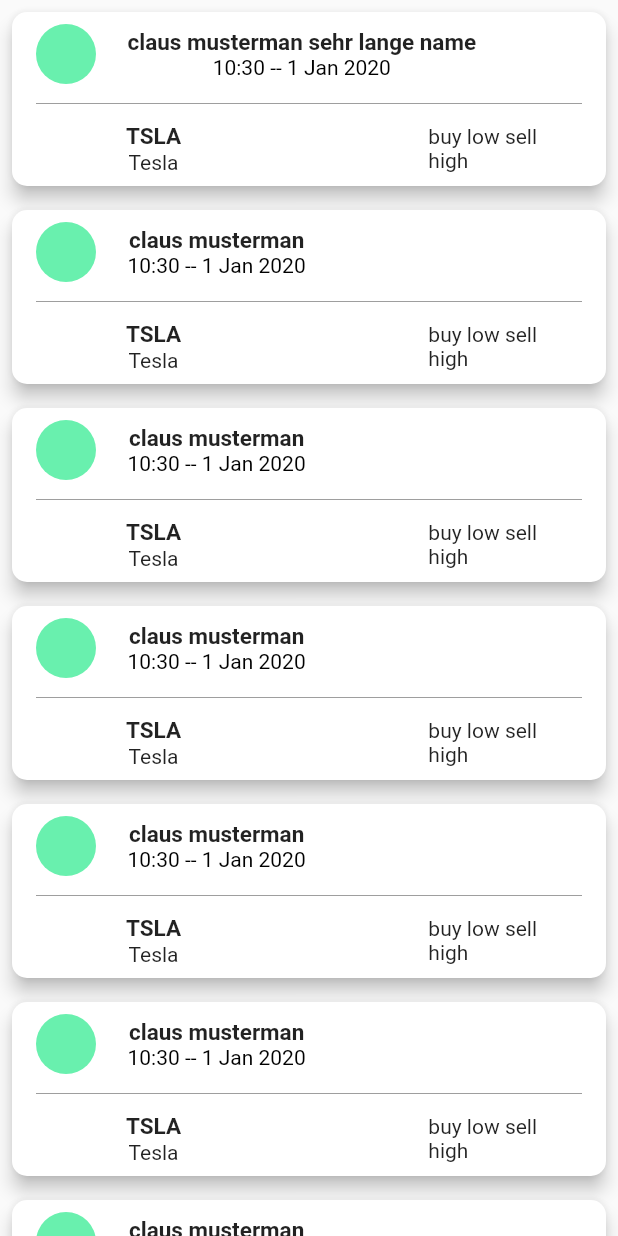
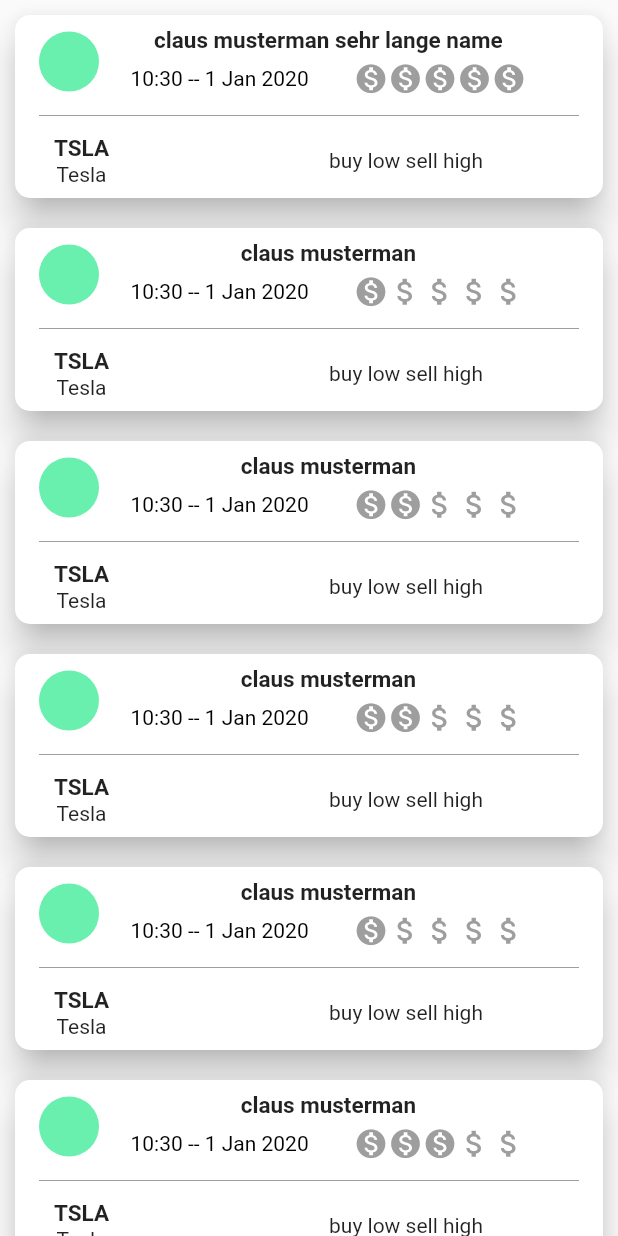
Before and after one commit to RashoAli/my_wave_app, a Flutter app: the screen it shows after launch, on a phone screen of 412 x 824 dp. Run offline on Flutter 3.47's test engine with Material 2 defaults, Android fonts, the phone set to English and light mode, and no system bars.

Commit message:
add importancy rating

```diff
--- a/lib/CardGenerator.dart
+++ b/lib/CardGenerator.dart
@@ -1,14 +1,26 @@
 import 'package:flutter/material.dart';
 import 'package:intl/intl.dart';
-//import 'Cards.dart';
-import 'Test.dart';
+import 'Cards.dart';
+//import 'Test.dart';
 
 class HomeView extends StatelessWidget {
-
   var cardsList = CardsBulider().ReturnCards();
 
   /// This Widget is the main application widget.
   @override
+  Widget ImportanceRewe(BuildContext context, value) {
+    return Row(
+      mainAxisSize: MainAxisSize.min,
+      children: List.generate(5, (i) {
+        return Icon(
+          i < value ? Icons.monetization_on : Icons.attach_money,
+          color: Colors.grey,
+          size: 23,
+        );
+      }),
+    );
+  }
+
   Widget build(BuildContext context) {
     return Container(
       child: new ListView.builder(
@@ -21,8 +33,8 @@ class HomeView extends StatelessWidget {
   Widget SuggestionCard(BuildContext context, int index) {
     return Card(
       shape: RoundedRectangleBorder(borderRadius: BorderRadius.circular(10.0)),
-      margin: EdgeInsets.all(8),
-      elevation: 5,
+      margin: EdgeInsets.all(10),
+      elevation: 10,
       color: Colors.white,
       child: Padding(
         padding: const EdgeInsets.symmetric(vertical: 8.0, horizontal: 16),
@@ -44,11 +56,23 @@ class HomeView extends StatelessWidget {
                         Text(cardsList[index].name,
                             style: TextStyle(
                                 fontSize: 15, fontWeight: FontWeight.bold)),
-                        Text(
-                            DateFormat('kk:mm -- d MMM yyyy')
-                                .format(cardsList[index].createDate)
-                                .toString(),
-                            style: TextStyle(color: Colors.black)),
+                        SizedBox(
+                          height: 5,
+                        ),
+                        Row(
+                          children: <Widget>[
+                            Text(
+                                DateFormat('kk:mm -- d MMM yyyy')
+                                    .format(cardsList[index].createDate)
+                                    .toString(),
+                                style: TextStyle(color: Colors.black)),
+                            SizedBox(
+                              width: 30,
+                            ),
+                            ImportanceRewe(
+                                context, cardsList[index].investmentPercent),
+                          ],
+                        ),
                       ],
                     ),
                   ],
@@ -59,24 +83,22 @@ class HomeView extends StatelessWidget {
               height: 5,
             ),
             Divider(color: Colors.black38),
-
             SizedBox(
               height: 5,
             ),
             Row(
               children: <Widget>[
                 SizedBox(
-                  width: 60,
+                  width: 10,
                 ),
                 Column(
                   children: <Widget>[
                     Text(cardsList[index].symbol,
                         style: TextStyle(
                             fontSize: 15, fontWeight: FontWeight.bold)),
-                    Text(cardsList[index].companyName)
+                    Text(cardsList[index].companyName),
                   ],
                 ),
-                Spacer(),
                 Spacer(),
                 Flexible(
                   child: Text(cardsList[index].comments),
--- a/lib/Cards.dart
+++ b/lib/Cards.dart
@@ -4,7 +4,7 @@ import 'package:intl/intl.dart';
 class Cards {
   final String name;
   final DateTime createDate;
-  final double investmentPercent;
+  final int investmentPercent;
 
   final String symbol;
   final String companyName;
@@ -14,19 +14,32 @@ class Cards {
       this.companyName, this.comments);
 }
 
-final List<Cards> cardsListG = [
-  Cards("claus musterman sehr lange name", DateTime.now(), 1.5, "TSLA", 'Tesla',
+
+class CardsBulider{
+
+  List<Cards> cardsListG = [
+    Cards("claus musterman sehr lange name", DateTime.now(), 5, "TSLA", 'Tesla',
         'buy low sell high'),
-  Cards("claus musterman", DateTime.now(), 1.5, "TSLA", 'Tesla',
+    Cards("claus musterman", DateTime.now(), 1, "TSLA", 'Tesla',
         'buy low sell high'),
-  Cards("claus musterman", DateTime.now(), 1.5, "TSLA", 'Tesla',
+    Cards("claus musterman", DateTime.now(), 2, "TSLA", 'Tesla',
         'buy low sell high'),
-  Cards("claus musterman", DateTime.now(), 1.5, "TSLA", 'Tesla',
+    Cards("claus musterman", DateTime.now(), 2, "TSLA", 'Tesla',
         'buy low sell high'),
-  Cards("claus musterman", DateTime.now(), 1.5, "TSLA", 'Tesla',
+    Cards("claus musterman", DateTime.now(), 1, "TSLA", 'Tesla',
         'buy low sell high'),
-  Cards("claus musterman", DateTime.now(), 1.5, "TSLA", 'Tesla',
+    Cards("claus musterman", DateTime.now(), 3, "TSLA", 'Tesla',
         'buy low sell high'),
-  Cards("claus musterman", DateTime.now(), 1.5, "TSLA", 'Tesla',
+    Cards("claus musterman", DateTime.now(), 4, "TSLA", 'Tesla',
         'buy low sell high'),
   ];
+
+  List ReturnCards(){
+    cardsListG.add(
+        Cards("claus musterman", DateTime.now(), 5, "Not TSLA", 'Not Tesla',
+            'just do it')
+    );
+
+    return cardsListG;
+  }
+}
```
Lines whose indentation alone changed are shown as unchanged.
